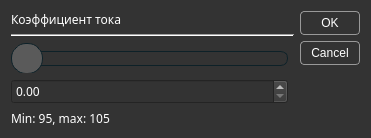
Before: the Qt Designer form src/calibratedialog.ui in IlyaZh/Maiman-Workbench, drawn with Qt 5.
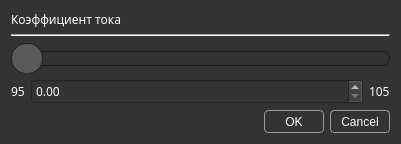
After: the same form once the commit is applied.

The edit to the form file:
```diff
--- a/src/calibratedialog.ui
+++ b/src/calibratedialog.ui
@@ -6,8 +6,8 @@
    <rect>
     <x>0</x>
     <y>0</y>
-    <width>371</width>
-    <height>133</height>
+    <width>401</width>
+    <height>130</height>
    </rect>
   </property>
   <property name="font">
@@ -36,19 +36,59 @@
 }</string>
   </property>
   <layout class="QGridLayout" name="gridLayout">
-   <item row="0" column="0">
-    <widget class="QLabel" name="titleLabel">
+   <item row="3" column="0">
+    <widget class="QLabel" name="minLabel">
+     <property name="sizePolicy">
+      <sizepolicy hsizetype="Maximum" vsizetype="Preferred">
+       <horstretch>0</horstretch>
+       <verstretch>0</verstretch>
+      </sizepolicy>
+     </property>
      <property name="font">
       <font>
        <family>Share Tech Mono</family>
       </font>
      </property>
      <property name="text">
-      <string>Коэффициент тока</string>
+      <string>95</string>
      </property>
     </widget>
    </item>
-   <item row="2" column="0">
+   <item row="3" column="2">
+    <widget class="QLabel" name="maxLabel">
+     <property name="sizePolicy">
+      <sizepolicy hsizetype="Maximum" vsizetype="Preferred">
+       <horstretch>0</horstretch>
+       <verstretch>0</verstretch>
+      </sizepolicy>
+     </property>
+     <property name="font">
+      <font>
+       <family>Share Tech Mono</family>
+      </font>
+     </property>
+     <property name="text">
+      <string>105</string>
+     </property>
+    </widget>
+   </item>
+   <item row="3" column="1">
+    <widget class="QDoubleSpinBox" name="valueDoubleSpinBox">
+     <property name="font">
+      <font>
+       <family>Share Tech Mono</family>
+      </font>
+     </property>
+     <property name="styleSheet">
+      <string notr="true">QDoubleSpinBox {
+	background: rgb(51,51,51);
+	color: #fff;
+}
+</string>
+     </property>
+    </widget>
+   </item>
+   <item row="2" column="0" colspan="3">
     <widget class="QSlider" name="valueSlider">
      <property name="minimumSize">
       <size>
@@ -99,56 +139,38 @@
      </property>
     </widget>
    </item>
-   <item row="0" column="2" rowspan="5">
+   <item row="1" column="0" colspan="3">
+    <widget class="Line" name="line">
+     <property name="orientation">
+      <enum>Qt::Horizontal</enum>
+     </property>
+    </widget>
+   </item>
+   <item row="0" column="0" colspan="2">
+    <widget class="QLabel" name="titleLabel">
+     <property name="font">
+      <font>
+       <family>Share Tech Mono</family>
+      </font>
+     </property>
+     <property name="text">
+      <string>Коэффициент тока</string>
+     </property>
+    </widget>
+   </item>
+   <item row="4" column="0" colspan="3">
     <widget class="QDialogButtonBox" name="buttonBox">
-     <property name="font">
-      <font>
-       <family>Share Tech Mono</family>
-      </font>
-     </property>
-     <property name="orientation">
-      <enum>Qt::Vertical</enum>
+     <property name="minimumSize">
+      <size>
+       <width>347</width>
+       <height>23</height>
+      </size>
      </property>
      <property name="standardButtons">
       <set>QDialogButtonBox::Cancel|QDialogButtonBox::Ok</set>
      </property>
     </widget>
    </item>
-   <item row="4" column="0" colspan="2">
-    <widget class="QLabel" name="desctiptionLabel">
-     <property name="font">
-      <font>
-       <family>Share Tech Mono</family>
-      </font>
-     </property>
-     <property name="text">
-      <string>Min: 95, max: 105</string>
-     </property>
-    </widget>
-   </item>
-   <item row="1" column="0" colspan="2">
-    <widget class="Line" name="line">
-     <property name="orientation">
-      <enum>Qt::Horizontal</enum>
-     </property>
-    </widget>
-   </item>
-   <item row="3" column="0">
-    <widget class="QDoubleSpinBox" name="valueDoubleSpinBox">
-     <property name="font">
-      <font>
-       <family>Share Tech Mono</family>
-      </font>
-     </property>
-     <property name="styleSheet">
-      <string notr="true">QDoubleSpinBox {
-	background: rgb(51,51,51);
-	color: #fff;
-}
-</string>
-     </property>
-    </widget>
-   </item>
   </layout>
  </widget>
  <resources/>
```
Left out of the diff: 38 changed lines with no effect on the pictures.
